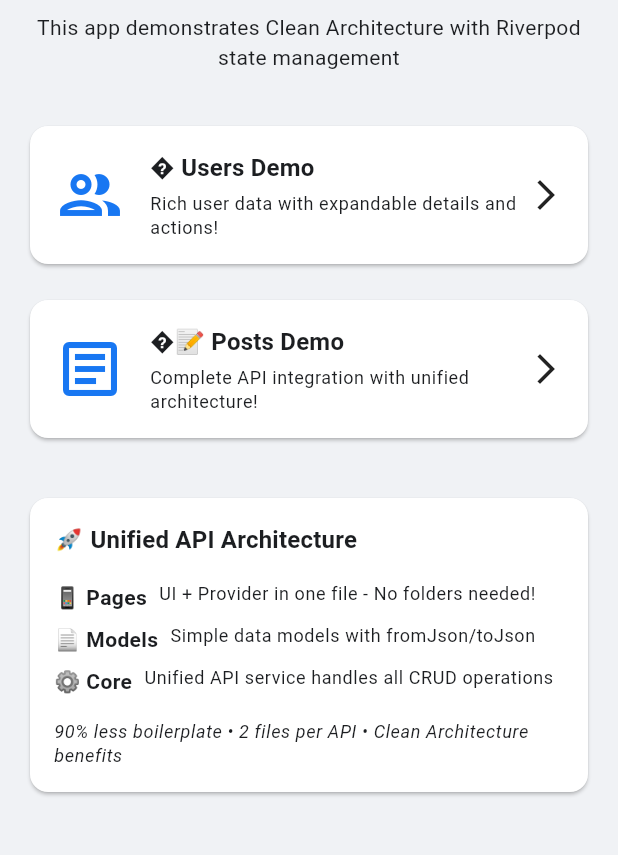
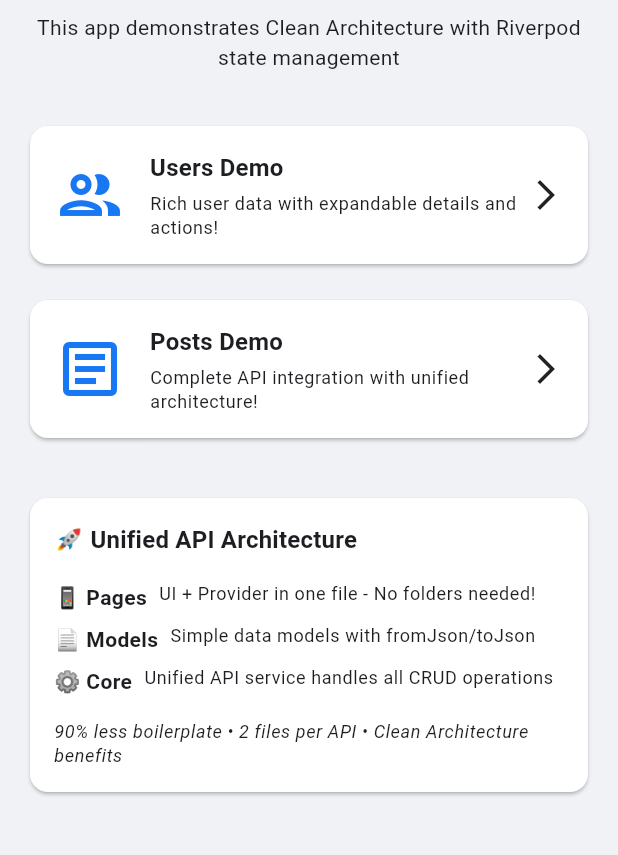
Before and after one commit to kael-moreno/flutter-base, a Flutter app: the screen it shows after launch, on a phone screen of 412 x 824 dp, the part 204-1059 px from its top. Run offline on Flutter 3.47's test engine with Material 3 defaults, Android fonts, the phone set to English and light mode, and no system bars; our stand-ins replace dartz, dio, flutter_riverpod.

```diff
--- a/lib/home_page.dart
+++ b/lib/home_page.dart
@@ -29,7 +29,7 @@ class HomePage extends StatelessWidget {
             const SizedBox(height: 32),
             _buildFeatureCard(
               context,
-              title: '� Users Demo',
+              title: 'Users Demo',
               description:
                   'Rich user data with expandable details and actions!',
               icon: Icons.people_outlined,
@@ -41,7 +41,7 @@ class HomePage extends StatelessWidget {
             const SizedBox(height: 16),
             _buildFeatureCard(
               context,
-              title: '�📝 Posts Demo',
+              title: 'Posts Demo',
               description:
                   'Complete API integration with unified architecture!',
               icon: Icons.article_outlined,
```
